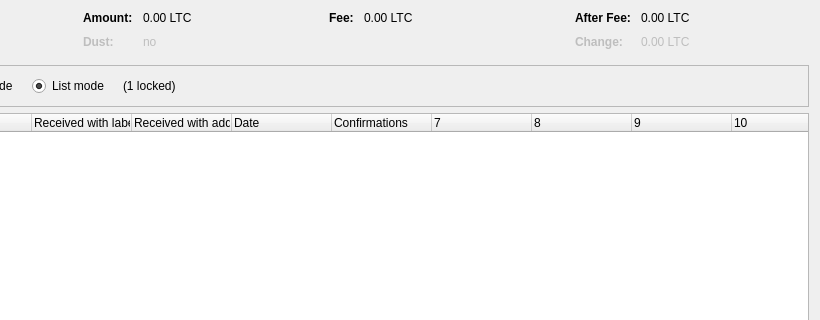
Qt form src/qt/forms/coincontroldialog.ui (Actinium-project/Actinium) before a commit; both pictures show x 180 to 1000 and y 0 to 320 of the 1000 by 500 pixel window.
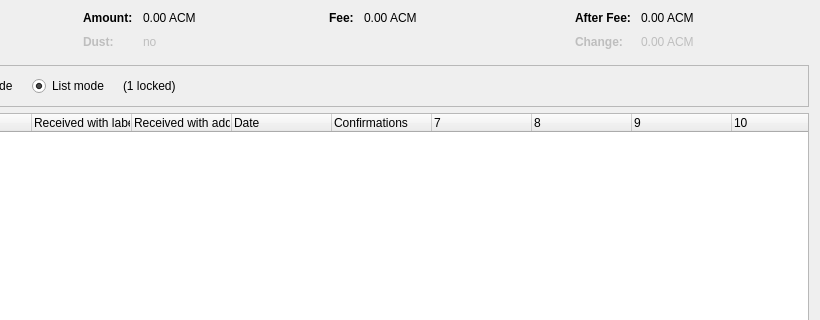
The same form after that commit. Custom widgets are drawn as their Qt base class.

```diff
--- a/src/qt/forms/coincontroldialog.ui
+++ b/src/qt/forms/coincontroldialog.ui
@@ -132,7 +132,7 @@
           <enum>Qt::ActionsContextMenu</enum>
          </property>
          <property name="text">
-          <string notr="true">0.00 LTC</string>
+          <string notr="true">0.00 ACM</string>
          </property>
          <property name="textInteractionFlags">
           <set>Qt::LinksAccessibleByMouse|Qt::TextSelectableByKeyboard|Qt::TextSelectableByMouse</set>
@@ -212,7 +212,7 @@
           <enum>Qt::ActionsContextMenu</enum>
          </property>
          <property name="text">
-          <string notr="true">0.00 LTC</string>
+          <string notr="true">0.00 ACM</string>
          </property>
          <property name="textInteractionFlags">
           <set>Qt::LinksAccessibleByMouse|Qt::TextSelectableByKeyboard|Qt::TextSelectableByMouse</set>
@@ -257,7 +257,7 @@
           <enum>Qt::ActionsContextMenu</enum>
          </property>
          <property name="text">
-          <string notr="true">0.00 LTC</string>
+          <string notr="true">0.00 ACM</string>
          </property>
          <property name="textInteractionFlags">
           <set>Qt::LinksAccessibleByMouse|Qt::TextSelectableByKeyboard|Qt::TextSelectableByMouse</set>
@@ -292,7 +292,7 @@
           <enum>Qt::ActionsContextMenu</enum>
          </property>
          <property name="text">
-          <string notr="true">0.00 LTC</string>
+          <string notr="true">0.00 ACM</string>
          </property>
          <property name="textInteractionFlags">
           <set>Qt::LinksAccessibleByMouse|Qt::TextSelectableByKeyboard|Qt::TextSelectableByMouse</set>
```
